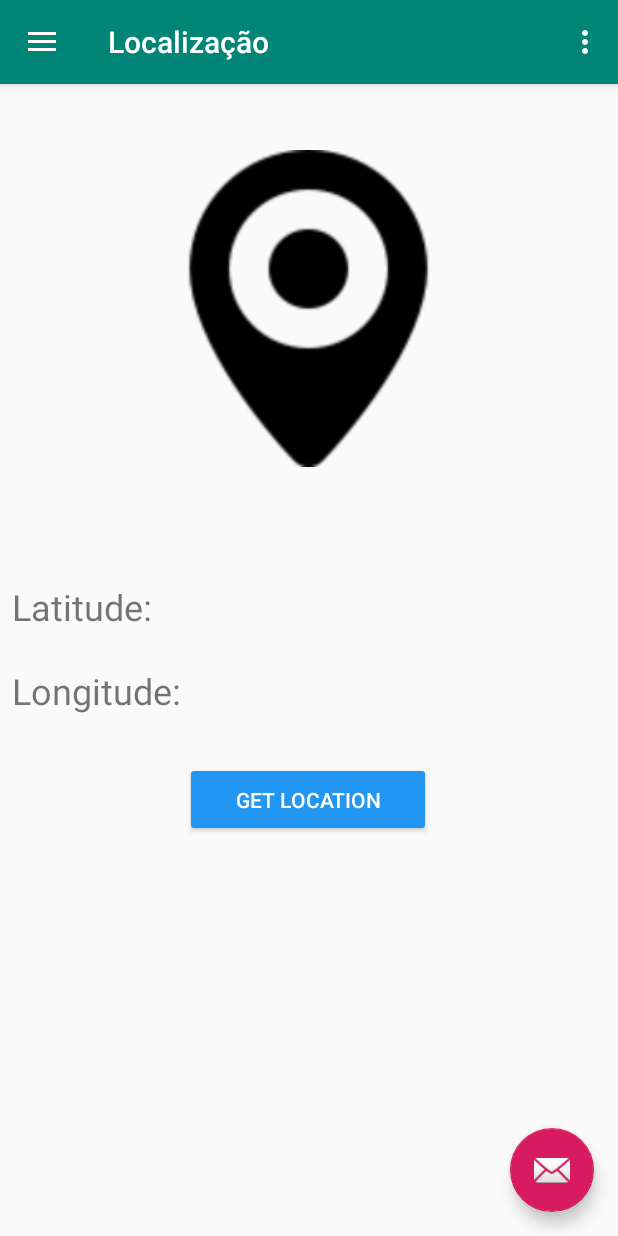
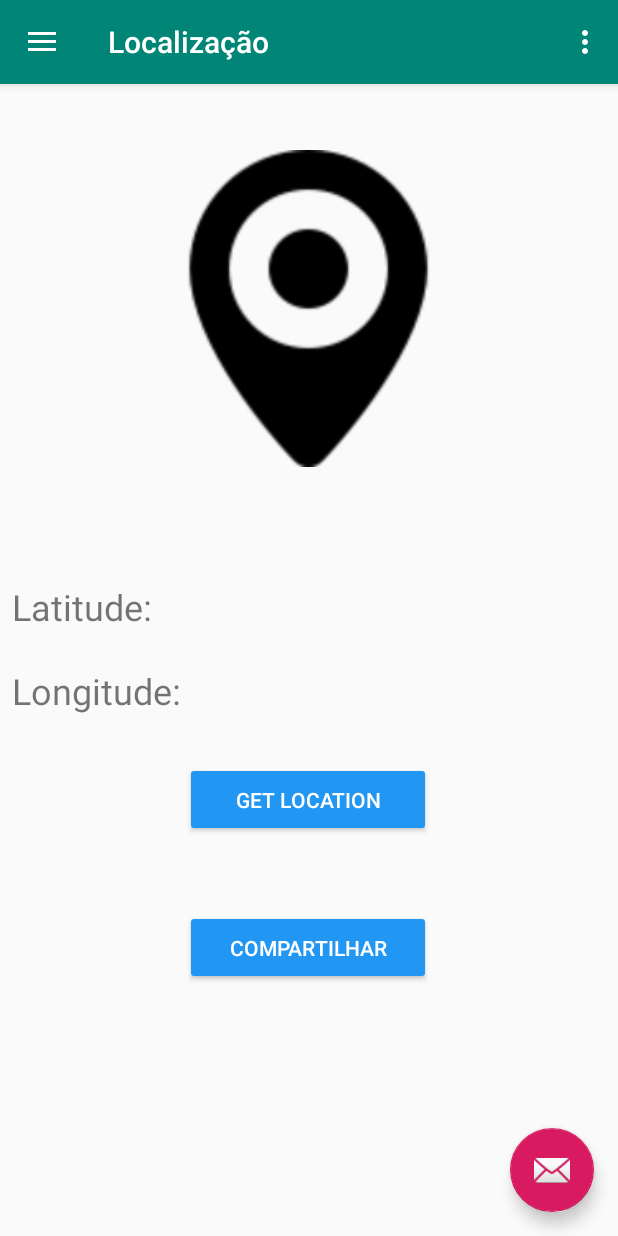
Before and after one commit to ChihYaoYang/Android-CestadeFerramenta2.0, an Android app: the screen it shows after launch (MainActivity), in the side drawer, after a tap on "Localização", on a phone screen of 412 x 824 dp. Run offline under Robolectric (Android 15) with nearby library versions, the phone set to English and light mode, and no system bars.

Commit message:
page geolocalization add button compartilha

```diff
--- a/app/src/main/java/com/example/senac/ferramentas20/GeolocalizacaoFragment.java
+++ b/app/src/main/java/com/example/senac/ferramentas20/GeolocalizacaoFragment.java
@@ -34,9 +34,12 @@ public class GeolocalizacaoFragment extends Fragment {
     private boolean permissionGPS = false;
     LocationManager locationManager;
 
+    String latitudes;
+    String longitudes;
+
     //Declara variável
     TextView lati, longi;
-    Button getlocation;
+    Button getlocation, compartilhar;
 
     @Override
     public View onCreateView(LayoutInflater inflater, ViewGroup container, Bundle savedInstanceState) {
@@ -49,6 +52,7 @@ public class GeolocalizacaoFragment extends Fragment {
 
         //find id
         getlocation = view.findViewById(R.id.getlocation);
+        compartilhar = view.findViewById(R.id.compartilhar);
         lati = view.findViewById(R.id.latitude);
         longi = view.findViewById(R.id.longitude);
 
@@ -57,6 +61,12 @@ public class GeolocalizacaoFragment extends Fragment {
             @Override
             public void onClick(View view) {
                 pegaLocalizacao();
+            }
+        });
+        compartilhar.setOnClickListener(new View.OnClickListener() {
+            @Override
+            public void onClick(View v) {
+                compartilha();
             }
         });
         return view;
@@ -86,12 +96,28 @@ public class GeolocalizacaoFragment extends Fragment {
 
     }
 
+    public void compartilha() {
+        Intent intent = new Intent();
+        intent.setAction(Intent.ACTION_SEND);
+        intent.putExtra(Intent.EXTRA_TEXT, longitudes + "\n" + latitudes);
+        intent.setType("text/plain");
+        if (longitudes != null || latitudes != null) {
+            startActivity(intent);
+        } else {
+            pegaLocalizacao();
+        }
+    }
+
     private class MyLocationListener implements LocationListener {
         @Override
         //當座標改變時觸發此函數，如果Provider傳進相同的座標，它就不會被觸發。
         public void onLocationChanged(Location location) {
             String longitude = Double.toString(location.getLongitude());
             String latitude = Double.toString(location.getLatitude());
+            //Passa variavel
+            longitudes = longitude;
+            latitudes = latitude;
+            //Seta valor para textview
             longi.setText(longitude);
             lati.setText(latitude);
 
@@ -116,7 +142,7 @@ public class GeolocalizacaoFragment extends Fragment {
         @Override
         //Provider的轉態在可用、暫時不可用和無服務三個狀態直接切換時觸發此函數
         public void onStatusChanged(String provider, int status, Bundle extras) {
-            Toast.makeText(getContext(), "onStatusChanged", Toast.LENGTH_SHORT).show();
+//            Toast.makeText(getContext(), "onStatusChanged", Toast.LENGTH_SHORT).show();
         }
     }
 }
--- a/app/src/main/res/layout/fragment_geolocalizacao.xml
+++ b/app/src/main/res/layout/fragment_geolocalizacao.xml
@@ -102,5 +102,23 @@
             app:layout_constraintTop_toTopOf="parent"
             app:layout_constraintVertical_bias="0.0" />
 
+        <Button
+            android:id="@+id/compartilhar"
+            android:layout_width="164dp"
+            android:layout_height="50dp"
+            android:layout_marginStart="8dp"
+            android:layout_marginTop="492dp"
+            android:layout_marginEnd="8dp"
+            android:layout_marginBottom="8dp"
+            android:backgroundTint="#2196F3"
+            android:text="Compartilhar"
+            android:textColor="#ffffff"
+            app:layout_constraintBottom_toBottomOf="parent"
+            app:layout_constraintEnd_toEndOf="parent"
+            app:layout_constraintHorizontal_bias="0.497"
+            app:layout_constraintStart_toStartOf="parent"
+            app:layout_constraintTop_toTopOf="parent"
+            app:layout_constraintVertical_bias="0.27" />
+
     </androidx.constraintlayout.widget.ConstraintLayout>
 </FrameLayout>
```
